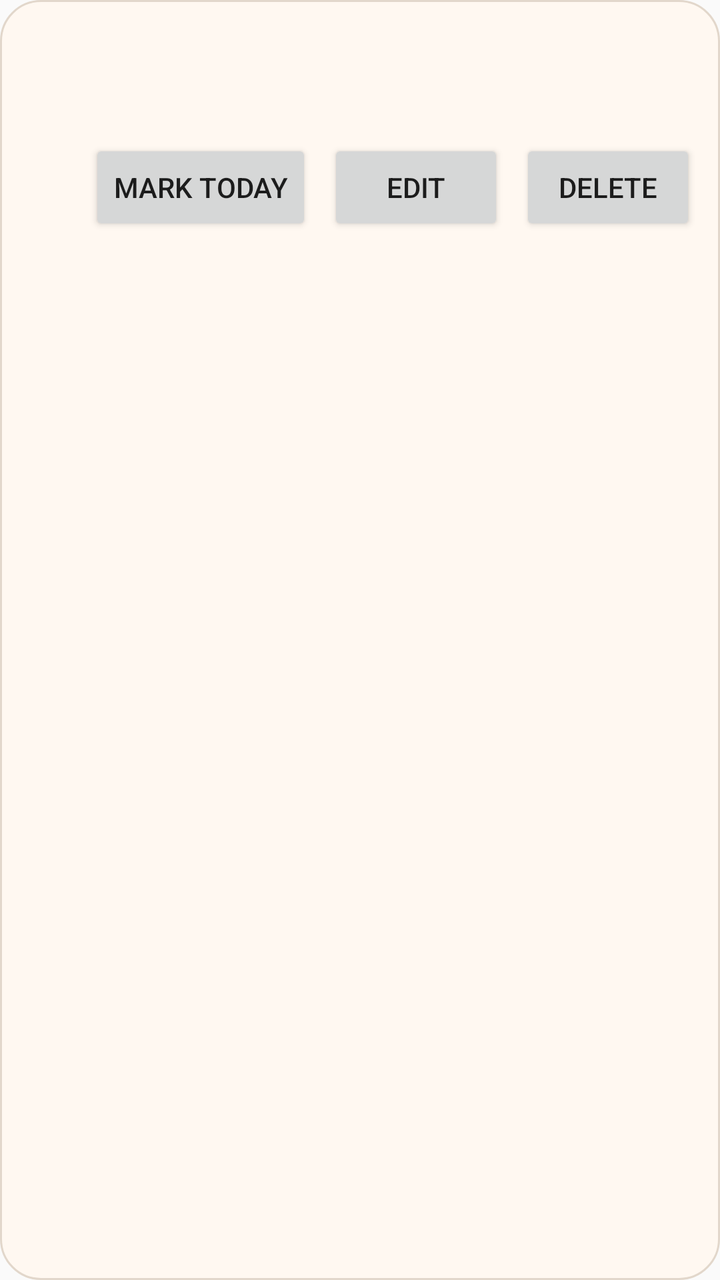
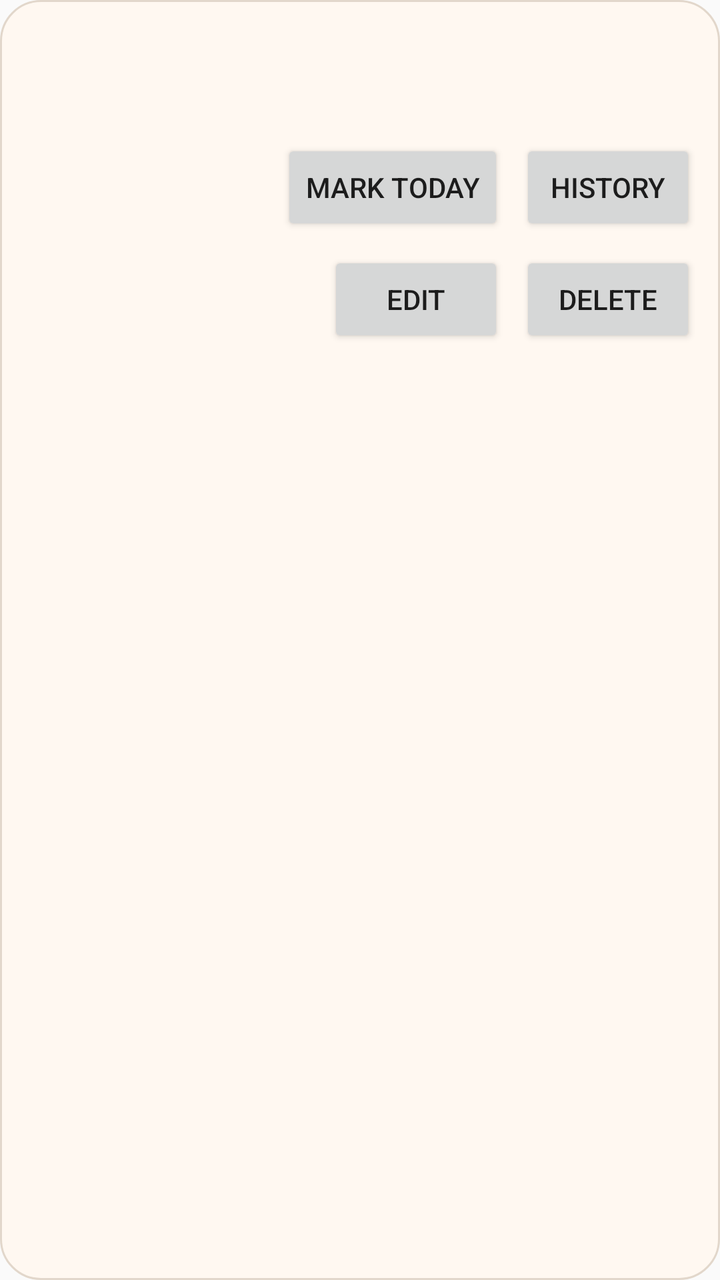

Screens rendered from an Android XML layout before and after an edit, with the pre-edit source and the edit as a unified diff.
<!-- AndroidManifest.xml: application theme android:Theme.Material.Light.NoActionBar -->
<!-- res/layout/last_time_item_row.xml -->
<?xml version="1.0" encoding="utf-8"?>
<LinearLayout xmlns:android="http://schemas.android.com/apk/res/android"
    android:layout_width="match_parent"
    android:layout_height="wrap_content"
    android:layout_marginTop="12dp"
    android:background="@drawable/widget_background"
    android:orientation="vertical"
    android:padding="12dp">

    <TextView
        android:id="@+id/item_title"
        android:layout_width="match_parent"
        android:layout_height="wrap_content"
        android:textColor="#1F1A17"
        android:textSize="17sp"
        android:textStyle="bold" />

    <TextView
        android:id="@+id/item_summary"
        android:layout_width="match_parent"
        android:layout_height="wrap_content"
        android:layout_marginTop="6dp"
        android:textColor="#5A4E45"
        android:textSize="14sp" />

    <LinearLayout
        android:layout_width="match_parent"
        android:layout_height="wrap_content"
        android:layout_marginTop="10dp"
        android:gravity="end"
        android:orientation="horizontal">

        <Button
            android:id="@+id/item_mark_today_button"
            android:layout_width="wrap_content"
            android:layout_height="wrap_content"
            android:text="@string/item_mark_today_button" />

        <Button
            android:id="@+id/item_edit_button"
            android:layout_width="wrap_content"
            android:layout_height="wrap_content"
            android:layout_marginStart="8dp"
            android:text="@string/edit_item_button" />

        <Button
            android:id="@+id/item_delete_button"
            android:layout_width="wrap_content"
            android:layout_height="wrap_content"
            android:layout_marginStart="8dp"
            android:text="@string/delete_item_button" />
    </LinearLayout>
</LinearLayout>
<!-- resources referenced by this layout -->
<resources>
  <!-- drawable widget_background (drawable) -->
  <?xml version="1.0" encoding="utf-8"?>
  <shape xmlns:android="http://schemas.android.com/apk/res/android"
      android:shape="rectangle">
      <solid android:color="@color/widget_surface" />
      <corners android:radius="20dp" />
      <stroke
          android:width="1dp"
          android:color="@color/widget_border" />
  </shape>
  <string name="delete_item_button">Delete</string>
  <string name="edit_item_button">Edit</string>
  <string name="item_mark_today_button">Mark Today</string>
  <color name="widget_surface">#FFF8F1</color>
  <color name="widget_border">#E2D7CB</color>
</resources>

<!-- the commit's change to res/layout/last_time_item_row.xml (unified diff, before → after) -->
@@ -37,10 +37,24 @@
             android:text="@string/item_mark_today_button" />
 
         <Button
+            android:id="@+id/item_history_button"
+            android:layout_width="wrap_content"
+            android:layout_height="wrap_content"
+            android:layout_marginStart="8dp"
+            android:text="@string/history_item_button" />
+    </LinearLayout>
+
+    <LinearLayout
+        android:layout_width="match_parent"
+        android:layout_height="wrap_content"
+        android:layout_marginTop="8dp"
+        android:gravity="end"
+        android:orientation="horizontal">
+
+        <Button
             android:id="@+id/item_edit_button"
             android:layout_width="wrap_content"
             android:layout_height="wrap_content"
-            android:layout_marginStart="8dp"
             android:text="@string/edit_item_button" />
 
         <Button
<!-- resource entries referenced after the edit -->
@@ -12,6 +12,7 @@
   </shape>
   <string name="delete_item_button">Delete</string>
   <string name="edit_item_button">Edit</string>
+  <string name="history_item_button">History</string>
   <string name="item_mark_today_button">Mark Today</string>
   <color name="widget_surface">#FFF8F1</color>
   <color name="widget_border">#E2D7CB</color>
